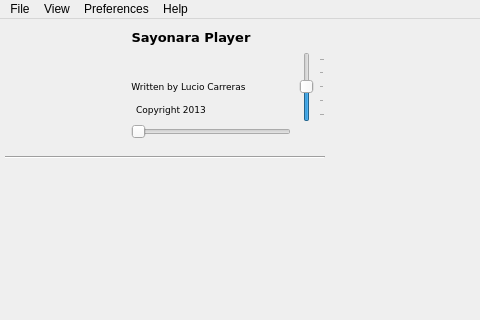
Before: the Qt Designer form trunk/src/GUI/player/GUI_Player.ui in shahid334/sayonara-player, drawn with Qt 5; both pictures show x 0 to 480 and y 0 to 320 of the 765 by 500 pixel window.
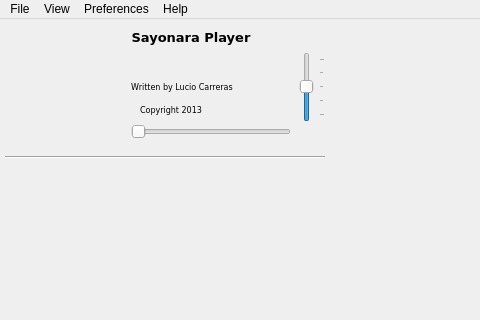
After: the same form once the commit is applied. Icons and pictures are not drawn. Custom widgets are drawn as their Qt base class.

```diff
--- a/trunk/src/GUI/player/GUI_Player.ui
+++ b/trunk/src/GUI/player/GUI_Player.ui
@@ -849,7 +849,7 @@
         <property name="font">
          <font>
           <family>DejaVu Sans</family>
-          <pointsize>7</pointsize>
+          <pointsize>6</pointsize>
          </font>
         </property>
         <property name="text">
@@ -883,7 +883,7 @@
         <property name="font">
          <font>
           <family>DejaVu Sans</family>
-          <pointsize>7</pointsize>
+          <pointsize>6</pointsize>
          </font>
         </property>
         <property name="styleSheet">
@@ -927,7 +927,7 @@
         <property name="font">
          <font>
           <family>DejaVu Sans</family>
-          <pointsize>7</pointsize>
+          <pointsize>6</pointsize>
          </font>
         </property>
         <property name="text">
```
Left out of the diff: 2 changed lines with no effect on the pictures.
